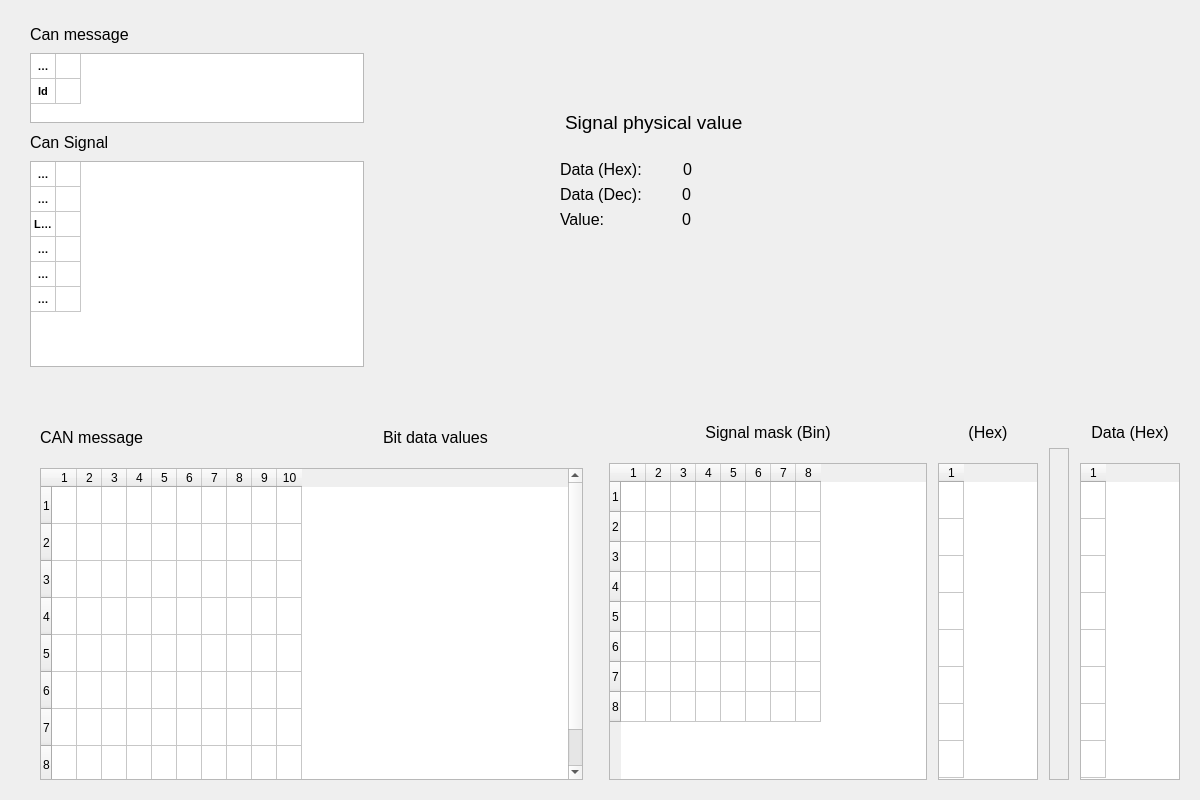
Above: BusConfigUI/CanMessageSimulator.ui from Patryk-97/BusConfig before the change. Below: the same form after it.
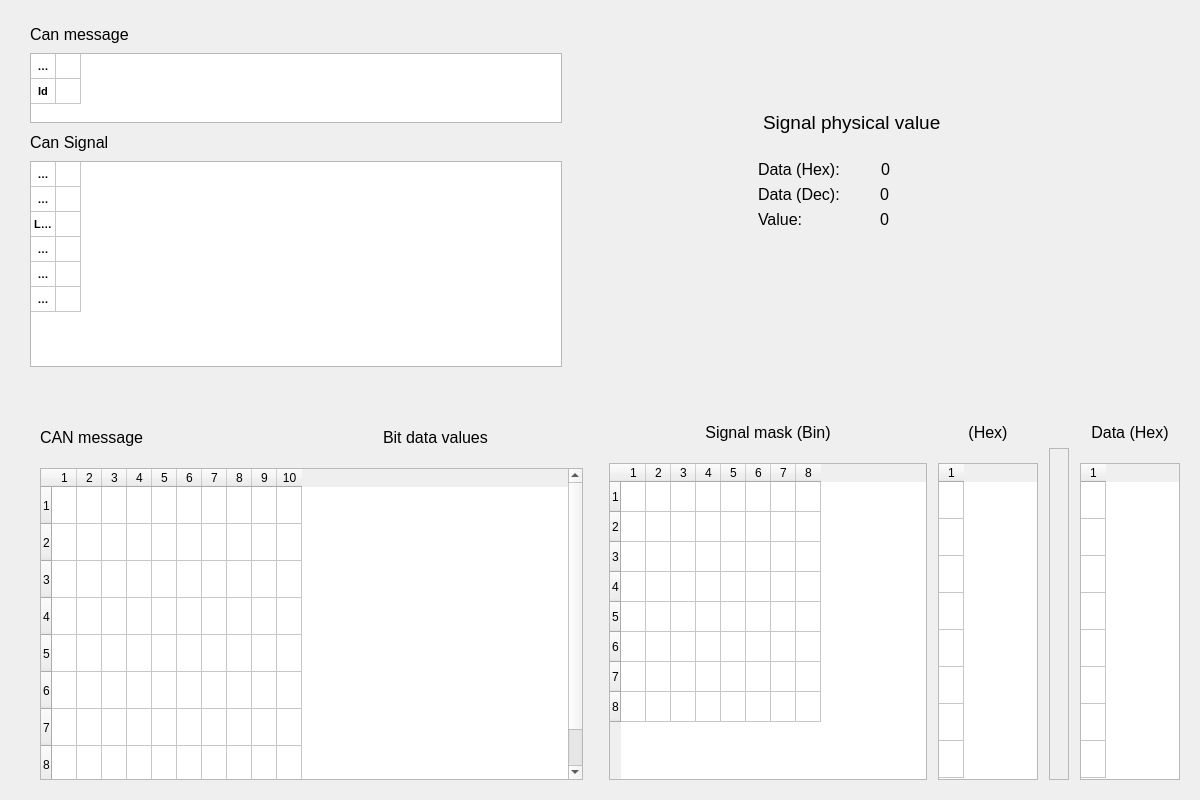
That is the form after the change.

Commit message: Improved can message simulator :)

Patch:
```diff
--- a/BusConfigUI/CanMessageSimulator.ui
+++ b/BusConfigUI/CanMessageSimulator.ui
@@ -29,7 +29,7 @@
     <number>0</number>
    </property>
    <item row="0" column="0">
-    <layout class="QHBoxLayout" name="horizontalLayout_4" stretch="1,2">
+    <layout class="QHBoxLayout" name="horizontalLayout_4" stretch="1,1">
      <item>
       <layout class="QVBoxLayout" name="verticalLayout" stretch="1,2,1,8">
        <property name="leftMargin">
@@ -114,6 +114,12 @@
           </property>
          </item>
          <item row="0" column="1">
+          <property name="text">
+           <string/>
+          </property>
+          <property name="whatsThis">
+           <string/>
+          </property>
           <property name="textAlignment">
            <set>AlignCenter</set>
           </property>
@@ -134,6 +140,9 @@
           </property>
          </item>
          <item row="1" column="1">
+          <property name="text">
+           <string/>
+          </property>
           <property name="textAlignment">
            <set>AlignCenter</set>
           </property>
@@ -208,6 +217,12 @@
           </property>
          </item>
          <item row="0" column="1">
+          <property name="text">
+           <string/>
+          </property>
+          <property name="whatsThis">
+           <string/>
+          </property>
           <property name="textAlignment">
            <set>AlignCenter</set>
           </property>
@@ -228,6 +243,9 @@
           </property>
          </item>
          <item row="1" column="1">
+          <property name="text">
+           <string/>
+          </property>
           <property name="textAlignment">
            <set>AlignCenter</set>
           </property>
@@ -248,6 +266,9 @@
           </property>
          </item>
          <item row="2" column="1">
+          <property name="text">
+           <string/>
+          </property>
           <property name="textAlignment">
            <set>AlignCenter</set>
           </property>
@@ -268,6 +289,9 @@
           </property>
          </item>
          <item row="3" column="1">
+          <property name="text">
+           <string/>
+          </property>
           <property name="textAlignment">
            <set>AlignCenter</set>
           </property>
@@ -288,6 +312,9 @@
           </property>
          </item>
          <item row="4" column="1">
+          <property name="text">
+           <string/>
+          </property>
           <property name="textAlignment">
            <set>AlignCenter</set>
           </property>
@@ -308,6 +335,9 @@
           </property>
          </item>
          <item row="5" column="1">
+          <property name="text">
+           <string/>
+          </property>
           <property name="textAlignment">
            <set>AlignCenter</set>
           </property>
```
The commit also changes 7 other files.
